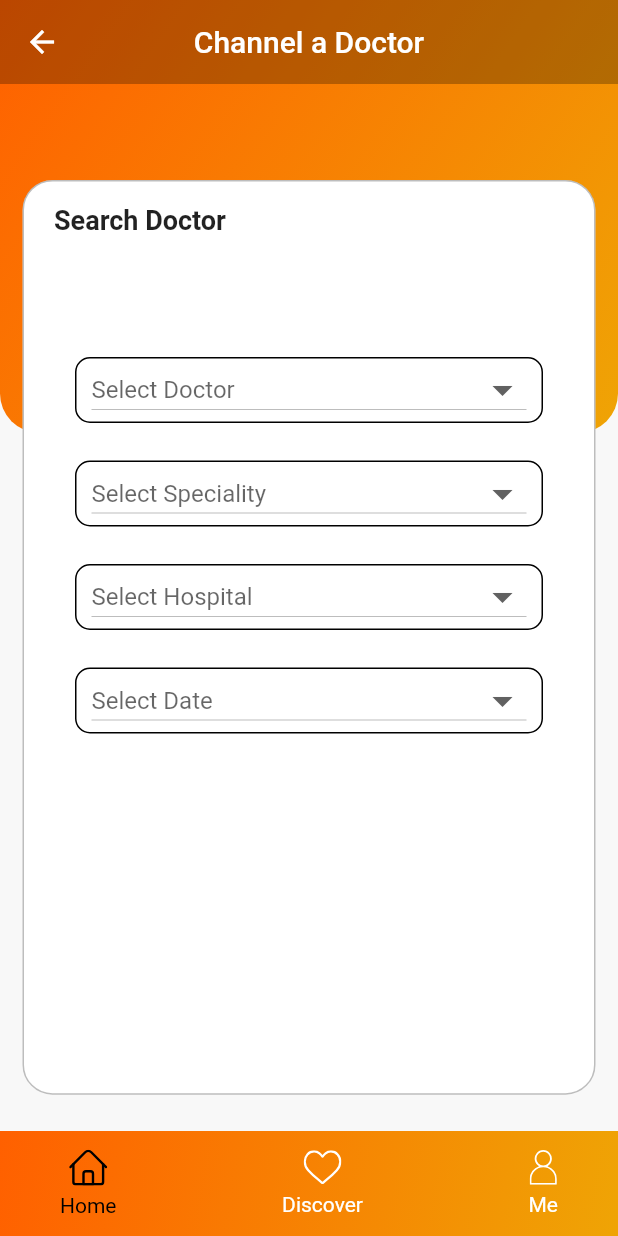
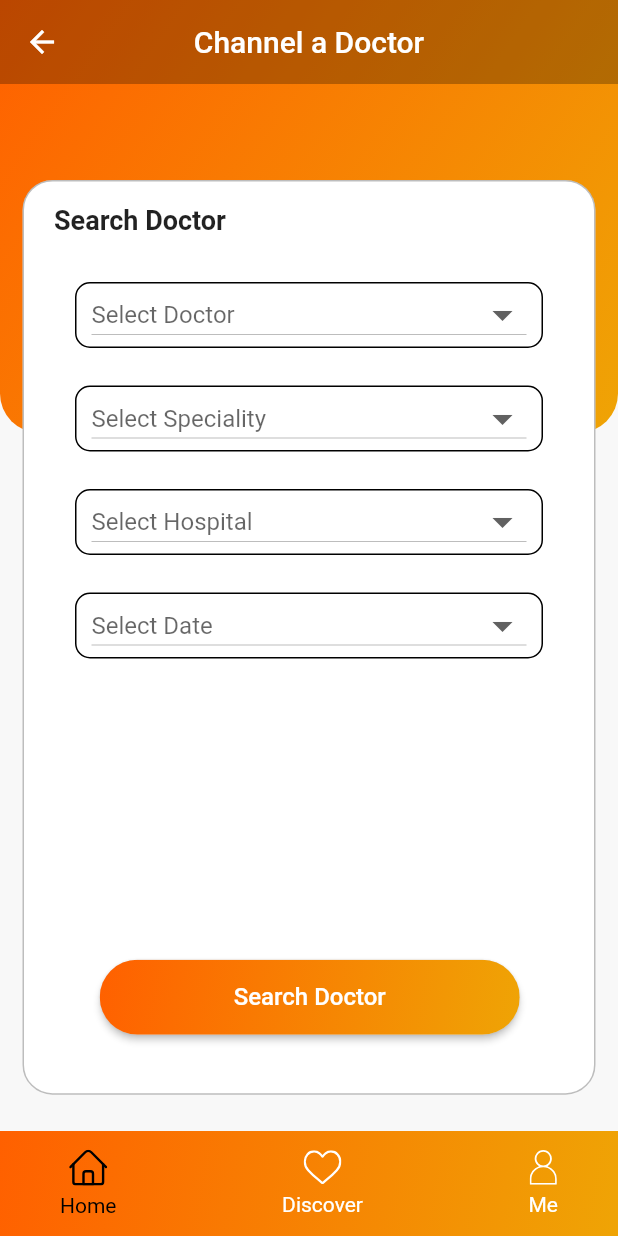
Before and after one commit to KavinduLiyanage/Hemas-Health-App, a Flutter app: the ChannelDoctor screen opened directly, on a phone screen of 412 x 824 dp. Run offline on Flutter 3.47's test engine with Material 2 defaults, Android fonts, the phone set to English and light mode, and no system bars; our stand-ins replace flutter_svg, image_picker; missing offline and left inert: adobe_xd; project files that could hold a hidden picture were left out.

Commit message:
UI Change

```diff
--- a/lib/doctorResult.dart
+++ b/lib/ChannelDoctor/channelDoctor.dart
@@ -1,10 +1,9 @@
 import 'package:flutter/cupertino.dart';
 import 'package:flutter/material.dart';
-import 'package:flutter_svg/svg.dart';
 import 'package:hemashealth/widgets/bottom_nav_bar.dart';
-import 'package:hemashealth/widgets/category_card.dart';
-import 'package:hemashealth/widgets/category_card_orders_list.dart';
-import 'constants.dart';
+import 'package:hemashealth/widgets/Drop_down_card.dart';
+import '../constants.dart';
+import 'doctorResult.dart';
 
 void main() {
   runApp(MyApp());
@@ -22,17 +21,57 @@ class MyApp extends StatelessWidget {
         scaffoldBackgroundColor: kBackgroundColor,
         textTheme: Theme.of(context).textTheme.apply(displayColor: kTextColor),
       ),
-      home: DoctorResult(),
+      home: ChannelDoctor(),
     );
   }
 }
 
-class DoctorResult extends StatelessWidget {
+class ChannelDoctor extends StatelessWidget {
   @override
   Widget build(BuildContext context) {
     var size = MediaQuery.of(context)
         .size; //this gonna give us total height and with of our device
     return Scaffold(
+      floatingActionButton: Align(
+          child: Container(
+              margin: EdgeInsets.fromLTRB(0, 0, 0, 10),
+              width: 280.0,
+              height: 50.0,
+              child: RaisedButton(
+                onPressed: () {
+                  Navigator.push(
+                    context,
+                    MaterialPageRoute(builder: (context) => DoctorResult()),
+                  );
+                },
+                shape: RoundedRectangleBorder(
+                    borderRadius: BorderRadius.circular(50.0)),
+                padding: const EdgeInsets.all(0.0),
+                child: Ink(
+                  decoration: const BoxDecoration(
+                    gradient: LinearGradient(
+                        begin: Alignment.topLeft,
+                        end: Alignment.bottomRight,
+                        colors: [
+                          kBackgroundColor1,
+                          kBackgroundColor2,
+                        ]),
+                    borderRadius: BorderRadius.all(Radius.circular(50.0)),
+                  ),
+                  child: Container(
+                    constraints: const BoxConstraints(
+                        minWidth: 88.0,
+                        minHeight: 36.0), // min sizes for Material buttons
+                    alignment: Alignment.center,
+                    child: const Text(
+                      'Search Doctor',
+                      textAlign: TextAlign.center,
+                      style: TextStyle(color: Colors.white, fontSize: 16),
+                    ),
+                  ),
+                ),
+              )),
+          alignment: Alignment(0.25, 0.9)),
       bottomNavigationBar: BottomNavBar(),
       extendBodyBehindAppBar: true,
       appBar: AppBar(
@@ -100,6 +139,31 @@ class DoctorResult extends StatelessWidget {
                       //child: SvgPicture.asset("assets/icons/menuIcon.svg"),
                     ),
                   ),
+                  Expanded(
+                    child: Padding(
+                      padding: const EdgeInsets.fromLTRB(10, 70, 10, 0),
+                      child: GridView.count(
+                        crossAxisCount: 1,
+                        childAspectRatio: 8,
+                        crossAxisSpacing: 10,
+                        mainAxisSpacing: 25,
+                        children: <Widget>[
+                          DropDownCard(
+                              hint: "Select Doctor",
+                              list: ['A', 'B', 'C', 'D']),
+                          DropDownCard(
+                              hint: "Select Speciality",
+                              list: ['A', 'B', 'C', 'D', 'A', 'B', 'C', 'D']),
+                          DropDownCard(
+                              hint: "Select Hospital",
+                              list: ['A', 'B', 'C', 'D', 'A', 'B', 'C', 'D']),
+                          DropDownCard(
+                              hint: "Select Date",
+                              list: ['A', 'B', 'C', 'D', 'A', 'B', 'C', 'D']),
+                        ],
+                      ),
+                    ),
+                  ),
                 ],
               ),
             ),
--- a/lib/channelDoctor.dart
+++ b/lib/ChannelDoctor/doctorResult.dart
@@ -1,11 +1,7 @@
 import 'package:flutter/cupertino.dart';
 import 'package:flutter/material.dart';
-import 'package:flutter_svg/svg.dart';
 import 'package:hemashealth/widgets/bottom_nav_bar.dart';
-import 'package:hemashealth/widgets/category_card.dart';
-import 'package:hemashealth/widgets/Drop_down_card.dart';
-import 'constants.dart';
-import 'doctorResult.dart';
+import '../constants.dart';
 
 void main() {
   runApp(MyApp());
@@ -23,12 +19,12 @@ class MyApp extends StatelessWidget {
         scaffoldBackgroundColor: kBackgroundColor,
         textTheme: Theme.of(context).textTheme.apply(displayColor: kTextColor),
       ),
-      home: ChannelDoctor(),
+      home: DoctorResult(),
     );
   }
 }
 
-class ChannelDoctor extends StatelessWidget {
+class DoctorResult extends StatelessWidget {
   @override
   Widget build(BuildContext context) {
     var size = MediaQuery.of(context)
@@ -101,31 +97,6 @@ class ChannelDoctor extends StatelessWidget {
                       //child: SvgPicture.asset("assets/icons/menuIcon.svg"),
                     ),
                   ),
-                  Expanded(
-                    child: Padding(
-                      padding: const EdgeInsets.fromLTRB(10, 120, 10, 0),
-                      child: GridView.count(
-                        crossAxisCount: 1,
-                        childAspectRatio: 8,
-                        crossAxisSpacing: 10,
-                        mainAxisSpacing: 25,
-                        children: <Widget>[
-                          DropDownCard(
-                              hint: "Select Doctor",
-                              list: ['A', 'B', 'C', 'D']),
-                          DropDownCard(
-                              hint: "Select Speciality",
-                              list: ['A', 'B', 'C', 'D', 'A', 'B', 'C', 'D']),
-                          DropDownCard(
-                              hint: "Select Hospital",
-                              list: ['A', 'B', 'C', 'D', 'A', 'B', 'C', 'D']),
-                          DropDownCard(
-                              hint: "Select Date",
-                              list: ['A', 'B', 'C', 'D', 'A', 'B', 'C', 'D']),
-                        ],
-                      ),
-                    ),
-                  ),
                 ],
               ),
             ),
--- a/lib/dashboard.dart
+++ b/lib/dashboard.dart
@@ -3,7 +3,7 @@ import 'package:hemashealth/widgets/bottom_nav_bar.dart';
 import 'package:hemashealth/widgets/category_card.dart';
 import 'OrderMedicine/uploadNew.dart';
 import 'OrderMedicine/uploadPres.dart';
-import 'channelDoctor.dart';
+import 'ChannelDoctor/channelDoctor.dart';
 import 'constants.dart';
 import 'members.dart';
 import 'orderMedicine.dart';
@@ -170,8 +170,7 @@ class Dashboard extends StatelessWidget {
                           CategoryCard(
                             title: "Feedback",
                             svgSrc: "assets/icons/dashboard_Feedback.svg",
-                            press: () {
-                            },
+                            press: () {},
                           ),
                           CategoryCard(
                             title: "Video Calls",
```
Lines whose indentation alone changed are shown as unchanged.
